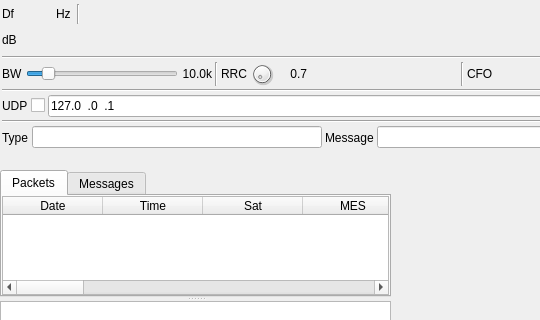
The window that plugins/channelrx/demodinmarsat/inmarsatdemodgui.ui (f4exb/sdrangel) describes before a commit, drawn with Qt 5; both pictures show x 0 to 540 and y 0 to 320 of the 1116 by 856 pixel window.
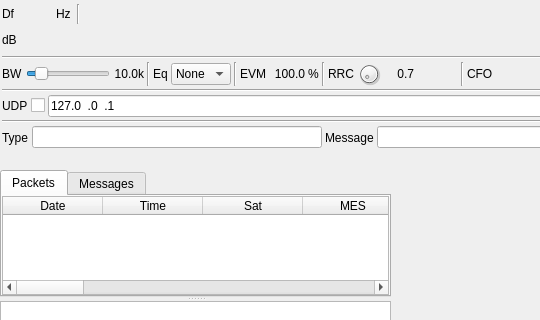
The same window after the commit. Icons and pictures are not drawn. Custom widgets are drawn as their Qt base class.

Commit message: Add equalizers and EVM measurement.

Diff of the .ui file:
```diff
--- a/plugins/channelrx/demodinmarsat/inmarsatdemodgui.ui
+++ b/plugins/channelrx/demodinmarsat/inmarsatdemodgui.ui
@@ -279,6 +279,82 @@
         </property>
        </widget>
       </item>
+      <item>
+       <widget class="QLabel" name="equalizerLabel">
+        <property name="text">
+         <string>Eq</string>
+        </property>
+       </widget>
+      </item>
+      <item>
+       <widget class="QComboBox" name="equalizer">
+        <property name="toolTip">
+         <string>Equalizer</string>
+        </property>
+        <item>
+         <property name="text">
+          <string>None</string>
+         </property>
+        </item>
+        <item>
+         <property name="text">
+          <string>CMA</string>
+         </property>
+        </item>
+        <item>
+         <property name="text">
+          <string>LMS</string>
+         </property>
+        </item>
+       </widget>
+      </item>
+      <item>
+       <widget class="Line" name="line_4">
+        <property name="orientation">
+         <enum>Qt::Orientation::Vertical</enum>
+        </property>
+       </widget>
+      </item>
+      <item>
+       <widget class="QLabel" name="evmLabel">
+        <property name="text">
+         <string>EVM</string>
+        </property>
+       </widget>
+      </item>
+      <item>
+       <widget class="QLabel" name="evm">
+        <property name="minimumSize">
+         <size>
+          <width>36</width>
+          <height>0</height>
+         </size>
+        </property>
+        <property name="toolTip">
+         <string>Error vector magnitude averaged over last second</string>
+        </property>
+        <property name="text">
+         <string>100.0</string>
+        </property>
+        <property name="alignment">
+         <set>Qt::AlignmentFlag::AlignRight|Qt::AlignmentFlag::AlignTrailing|Qt::AlignmentFlag::AlignVCenter</set>
+        </property>
+       </widget>
+      </item>
+      <item>
+       <widget class="QLabel" name="evmUnits">
+        <property name="text">
+         <string>%</string>
+        </property>
+       </widget>
+      </item>
+      <item>
+       <widget class="Line" name="evmLine">
+        <property name="orientation">
+         <enum>Qt::Orientation::Vertical</enum>
+        </property>
+       </widget>
+      </item>
       <item>
        <widget class="QLabel" name="rrcRolloffLabel">
         <property name="text">
```
The commit also changes 9 other files.
